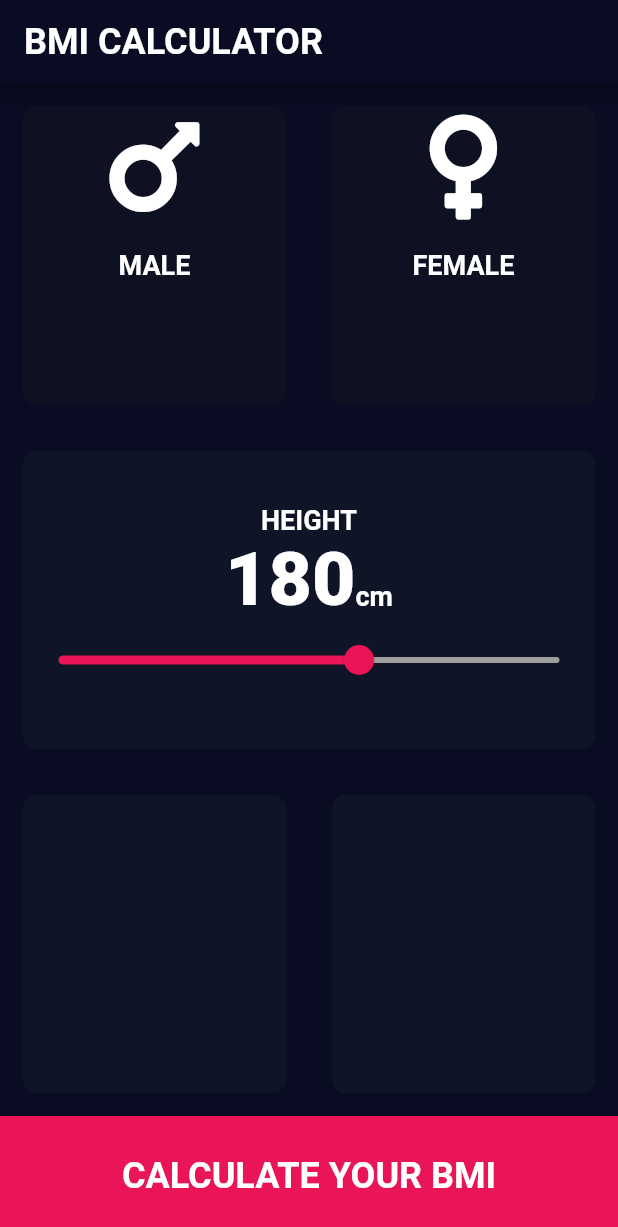
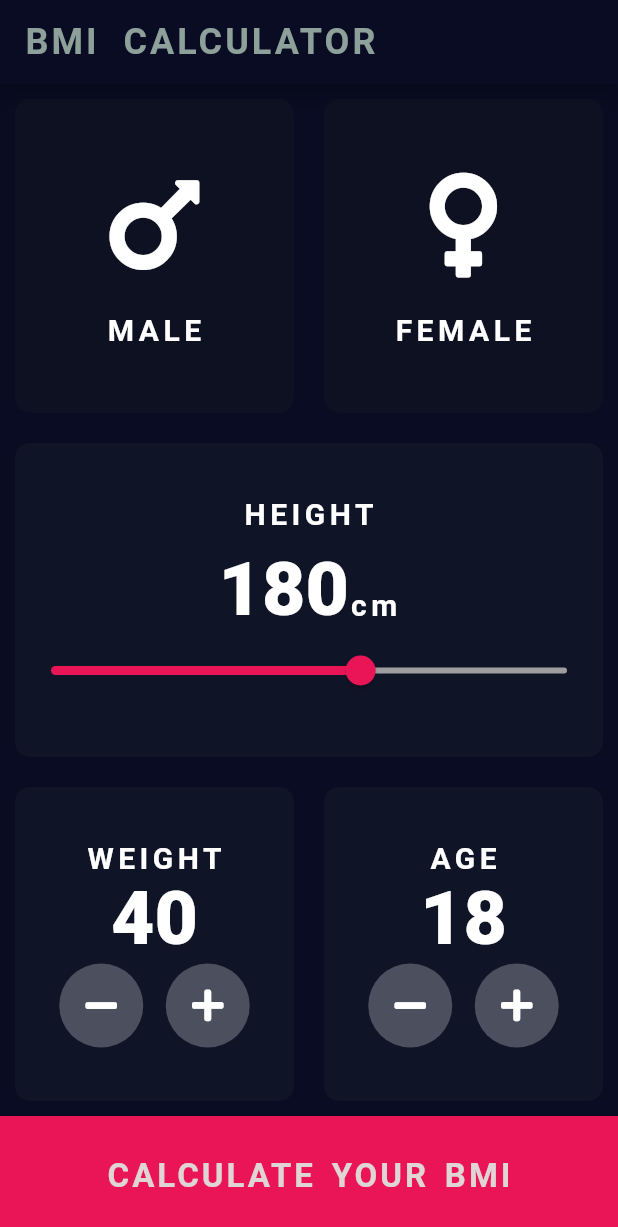
Before and after one commit to amitsarker95/BMI-Calculator, a Flutter app: the screen it shows after launch, on a phone screen of 412 x 824 dp. Shown: the top 1227 px of the screen. Run offline on Flutter 3.47's test engine with Material 2 defaults, Android fonts, the light colour scheme and no system bars; our stand-ins replace font_awesome_flutter.

Commit message:
first page complate

```diff
--- /dev/null
+++ b/lib/age.dart
@@ -0,0 +1,53 @@
+import 'package:brand_new_bmi/weight.dart';
+import 'package:flutter/material.dart';
+import 'package:font_awesome_flutter/font_awesome_flutter.dart';
+import 'constance.dart';
+
+class AgeCard extends StatefulWidget {
+  const AgeCard({Key? key}) : super(key: key);
+
+  @override
+  _AgeCardState createState() => _AgeCardState();
+}
+
+class _AgeCardState extends State<AgeCard> {
+  int age = 18;
+  @override
+  Widget build(BuildContext context) {
+    return Column(
+      mainAxisAlignment: MainAxisAlignment.center,
+      children: [
+        Text('AGE',style: kLabelTextStyle,),
+        Text(age.toString(),style: kNumberStyle,),
+        Row(
+          mainAxisAlignment: MainAxisAlignment.center,
+          children: [
+            RoundIconButton(
+              child: Icon(FontAwesomeIcons.minus,),
+              onPressed: (){
+                setState(() {
+                  if(age > 0){
+                    age--;
+                  }
+                });
+              },
+            ),
+
+
+            SizedBox(width: 15.0,),
+
+
+            RoundIconButton(
+              child: Icon(FontAwesomeIcons.plus,),
+              onPressed: (){
+                setState(() {
+                  age++;
+                });
+              },
+            ),
+          ],
+        )
+      ],
+    );
+  }
+}
--- a/lib/bottom_button.dart
+++ b/lib/bottom_button.dart
@@ -14,8 +14,10 @@ class BottomButton extends StatelessWidget {
           'CALCULATE YOUR BMI',
           style: TextStyle(
             fontWeight: FontWeight.bold,
-            fontSize: 24.0,
-            color: Colors.white,
+            fontSize: 22.0,
+            color: Color(0xFFe0d5d6),
+            letterSpacing: 2.0,
+            wordSpacing: 3.0,
           ),
         ),
       ),
--- a/lib/constance.dart
+++ b/lib/constance.dart
@@ -3,6 +3,7 @@ import 'package:flutter/material.dart';
 const kActiveColor = Color(0xFF101427);
 const kInactiveColor = Color(0xFF0e1121);
 const kBottomButtonColor = Color(0xFFEA1556);
+const kRoundIconButtonColor = Color(0xFF4C4F5E);
 
 
 
@@ -10,10 +11,15 @@ const kBottomButtonColor = Color(0xFFEA1556);
 const kBottomContainer = 80.0;
 
 
+
+
+
+
 const kLabelTextStyle = TextStyle(
   fontWeight: FontWeight.bold,
   color: Colors.white,
-  fontSize: 18.0,
+  fontSize: 20.0,
+  letterSpacing: 3.0,
 );
 
 const kNumberStyle = TextStyle(
@@ -22,7 +28,7 @@ const kNumberStyle = TextStyle(
 );
 
 
-
+//enum for using c
 enum Gender{
   male,
   female,
--- a/lib/height_page.dart
+++ b/lib/height_page.dart
@@ -14,13 +14,16 @@ class _HeightCardState extends State<HeightCard> {
 
   @override
   Widget build(BuildContext context) {
-    return Column(
+    return Padding(
+      padding: const EdgeInsets.only(top: 2.0),
+      child: Column(
         mainAxisAlignment: MainAxisAlignment.center,
         children: [
           const Text(
             'HEIGHT',
             style: kLabelTextStyle,
           ),
+          SizedBox(height: 10.0,),
           Row(
             mainAxisAlignment: MainAxisAlignment.center,
             crossAxisAlignment: CrossAxisAlignment.baseline,
@@ -47,6 +50,7 @@ class _HeightCardState extends State<HeightCard> {
             });
           })
         ],
+      ),
     );
   }
 }
--- a/lib/icon_page.dart
+++ b/lib/icon_page.dart
@@ -10,12 +10,13 @@ class IconPage extends StatelessWidget {
   @override
   Widget build(BuildContext context) {
     return Column(
+      mainAxisAlignment: MainAxisAlignment.center,
       children: [
         Icon(
           icon,
           size: 80.0,
         ),
-        const SizedBox(height: 15.0),
+        const SizedBox(height: 18.0),
 
         Text(label.toString(),
         style: kLabelTextStyle, ),
--- a/lib/input_page.dart
+++ b/lib/input_page.dart
@@ -1,3 +1,4 @@
+import 'package:brand_new_bmi/age.dart';
 import 'package:brand_new_bmi/height_page.dart';
 import 'package:flutter/material.dart';
 import 'package:font_awesome_flutter/font_awesome_flutter.dart';
@@ -6,6 +7,8 @@ import 'reuseable_card.dart';
 import 'icon_page.dart';
 import 'bottom_button.dart';
 import 'height_page.dart';
+import 'weight.dart';
+import 'age.dart';
 
 class InputPage extends StatefulWidget {
 
@@ -25,9 +28,12 @@ class _InputPageState extends State<InputPage> {
         title: const Text(
           'BMI CALCULATOR',
           style: TextStyle(
+            color: Color(0xFF8da099),
             fontSize: 24.0,
             fontWeight: FontWeight.bold,
-            color: Colors.white,
+            wordSpacing: 8.0,
+            letterSpacing: 2.0,
+
           ),
         ),
       ),
@@ -88,11 +94,13 @@ class _InputPageState extends State<InputPage> {
                 Expanded(
                   child: ReuseableCard(
                     color: kActiveColor,
+                    cardChild: WeightCard(),
                   ),
                 ),
                 Expanded(
                   child: ReuseableCard(
                     color: kActiveColor,
+                    cardChild: AgeCard(),
                   ),
                 ),
               ],
--- /dev/null
+++ b/lib/result.dart
@@ -0,0 +1,25 @@
+import 'package:flutter/material.dart';
+
+class ResultCard extends StatelessWidget {
+  const ResultCard({Key? key}) : super(key: key);
+
+  @override
+  Widget build(BuildContext context) {
+    return Scaffold(
+      appBar: AppBar(
+        backgroundColor: const Color(0xFF090C22),
+        title: const Text(
+          'BMI CALCULATOR',
+          style: TextStyle(
+            color: Color(0xFF8da099),
+            fontSize: 24.0,
+            fontWeight: FontWeight.bold,
+            wordSpacing: 8.0,
+            letterSpacing: 2.0,
+
+          ),
+        ),
+      ),
+    );
+  }
+}
--- a/lib/reuseable_card.dart
+++ b/lib/reuseable_card.dart
@@ -9,7 +9,7 @@ class ReuseableCard extends StatelessWidget {
   @override
   Widget build(BuildContext context) {
     return Container(
-      margin: const EdgeInsets.all(15),
+      margin: const EdgeInsets.all(10),
       decoration: BoxDecoration(
         color: color,
         borderRadius: BorderRadius.circular(10),
--- /dev/null
+++ b/lib/weight.dart
@@ -0,0 +1,85 @@
+import 'package:brand_new_bmi/constance.dart';
+import 'package:flutter/material.dart';
+import 'package:font_awesome_flutter/font_awesome_flutter.dart';
+import 'constance.dart';
+
+
+class WeightCard extends StatefulWidget {
+  const WeightCard({Key? key}) : super(key: key);
+
+
+  @override
+  _WeightCardState createState() => _WeightCardState();
+}
+
+class _WeightCardState extends State<WeightCard> {
+
+  int weight = 40;
+
+  @override
+  Widget build(BuildContext context) {
+    return Column(
+      mainAxisAlignment: MainAxisAlignment.center,
+      children: [
+        Text(
+            'WEIGHT',
+          style: kLabelTextStyle,
+        ),
+        Text(weight.toString(),style: kNumberStyle,),
+        Row(
+          mainAxisAlignment: MainAxisAlignment.center,
+         children: [
+           RoundIconButton(
+             child: Icon(FontAwesomeIcons.minus,),
+             onPressed: (){
+               setState(() {
+                 if(weight > 0){
+                   weight--;
+                 }
+               });
+             },
+           ),
+
+
+           SizedBox(width: 15.0,),
+
+
+           RoundIconButton(
+             child: Icon(FontAwesomeIcons.plus),
+             onPressed: (){
+               setState(() {
+                 weight++;
+               });
+             },
+           ),
+
+         ],
+        ),
+
+      ],
+    );
+  }
+}
+
+
+class RoundIconButton extends StatelessWidget {
+  const RoundIconButton({Key? key,this.child,this.onPressed}) : super(key: key);
+
+  final Widget ? child;
+  final VoidCallback ? onPressed;
+
+  @override
+  Widget build(BuildContext context) {
+    return RawMaterialButton(
+      child: child,
+      onPressed: onPressed,
+      shape: CircleBorder(),
+      elevation: 0.0,
+      fillColor: kRoundIconButtonColor,
+      constraints: BoxConstraints.tightFor(
+        width: 56.0,
+        height: 56.0,
+      ),
+    );
+  }
+}
```
Lines whose indentation alone changed are shown as unchanged.
